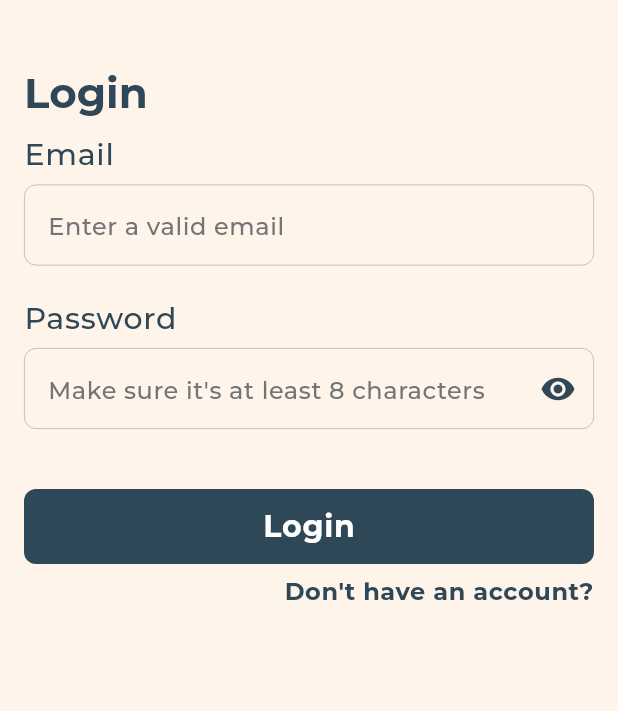
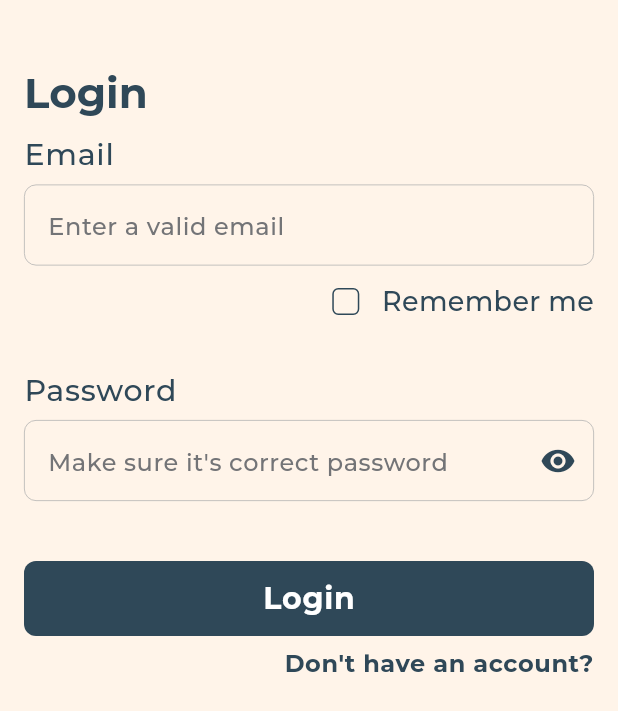
Before and after one commit to AbdullahEmadEldin/tut_app, a Flutter app: the LoginPage screen opened by its route, on a phone screen of 412 x 824 dp. Shown: the top 711 px of the screen. Run offline on Flutter 3.47's test engine with Material 3 defaults, Android fonts, the phone set to English and light mode, and no system bars; our stand-ins replace bloc, dio, flutter_bloc, flutter_svg, image_picker, jwt_decoder and 2 more; accounts and stored records are empty; statements that could not run were skipped; project files that could hold a hidden picture were left out.

Commit message:
Add Stay logged in functionality. Code Refactor.

```diff
--- a/lib/core/app_strings.dart
+++ b/lib/core/app_strings.dart
@@ -27,7 +27,9 @@ class AppStrings {
   static const email = "Email";
   static const emailHint = "Enter a valid email";
   static const password = "Password";
-  static const passwordHint = "Make sure it's at least 8 characters";
+  static const passwordHint = "Make sure it's correct password";
+  static const String stayLoggedIn = 'Remember me';
+
   static const confirmPassword = "Confirm Password";
   static const confirmPasswordHint = "Make sure it's the same as the password";
   static const passwordNotMatch = "Password does't match";
--- a/lib/core/constants.dart
+++ b/lib/core/constants.dart
@@ -2,7 +2,6 @@ class AppConstants {
   static SharedPrefKeys sharedPrefKeys = SharedPrefKeys();
   static const int splashTimer = 2;
   static const int onBoardingAnimationTimerInMilli = 1000;
-
   static const Duration transitionDurationInSec = Duration(seconds: 1);
 }
 
--- a/lib/core/theme/theme_manager.dart
+++ b/lib/core/theme/theme_manager.dart
@@ -28,8 +28,8 @@ class AppThemes {
     // elevated button them
     elevatedButtonTheme: ElevatedButtonThemeData(
       style: ElevatedButton.styleFrom(
-          textStyle: getRegularStyle(
-              color: AppColors.white, fontSize: AppFontSize.s17),
+        textStyle:
+            getRegularStyle(color: AppColors.white, fontSize: AppFontSize.s17),
         backgroundColor: AppColors.primary,
         shape: RoundedRectangleBorder(
           borderRadius: BorderRadius.circular(AppSize.s12),
@@ -83,7 +83,22 @@ class AppThemes {
     progressIndicatorTheme:
         ProgressIndicatorThemeData(color: AppColors.primary),
     bottomNavigationBarTheme:
-          BottomNavigationBarThemeData(backgroundColor: AppColors.secondary));
+        BottomNavigationBarThemeData(backgroundColor: AppColors.secondary),
+    checkboxTheme: CheckboxThemeData(
+      fillColor: WidgetStateProperty.resolveWith((states) {
+        if (states.contains(WidgetState.selected)) {
+          return AppColors.primary;
+        } else {
+          return Colors.transparent;
+        }
+      }),
+      checkColor: WidgetStatePropertyAll(AppColors.white),
+      side: BorderSide(color: AppColors.primary),
+      shape: RoundedRectangleBorder(
+        borderRadius: BorderRadius.circular(AppSize.s4),
+      ),
+    ),
+  );
 
   static ThemeData darkAppTheme = ThemeData(
     brightness: Brightness.dark,
--- a/lib/modules/auth/view/pages/login_page.dart
+++ b/lib/modules/auth/view/pages/login_page.dart
@@ -2,15 +2,19 @@ import 'package:flutter/material.dart';
 import 'package:flutter/widgets.dart';
 import 'package:flutter_bloc/flutter_bloc.dart';
 import 'package:rive/rive.dart' as rive;
+import 'package:tut_app/core/constants.dart';
 import 'package:tut_app/modules/auth/view/pages/register_page.dart';
 import 'package:tut_app/modules/auth/view/widgets/auth_title.dart';
+import 'package:tut_app/modules/auth/view/widgets/dont_have_account_button.dart';
 import 'package:tut_app/modules/auth/view/widgets/input_field.dart';
 import 'package:tut_app/modules/auth/view/widgets/register_button.dart';
+import 'package:tut_app/modules/auth/view/widgets/stay_logged_checkbox.dart';
 import 'package:tut_app/modules/auth/view_model/login_cubit/login_cubit.dart';
 import 'package:tut_app/modules/home/view/page/home_page.dart';
 import 'package:tut_app/core/app_strings.dart';
 import 'package:tut_app/core/theme/colors_manager.dart';
 import 'package:tut_app/core/values_manager.dart';
+import 'package:tut_app/services/cache/cache_helper.dart';
 import 'package:tut_app/view/widgets/toast_message.dart';
 
 class LoginPage extends StatefulWidget {
@@ -114,6 +118,7 @@ class _LoginPageState extends State<LoginPage> {
                             }
                           },
                         ),
+                        const StayLoggedCheckBox(),
                         const SizedBox(height: AppSize.s20),
                         InputFieldWidget(
                           controller: loginCubit.passwordController,
@@ -134,6 +139,7 @@ class _LoginPageState extends State<LoginPage> {
                           },
                         ),
                         const SizedBox(height: AppSize.s40),
+
                         //! login button
                         RegisterButton(
                           text: AppStrings.login,
@@ -143,21 +149,7 @@ class _LoginPageState extends State<LoginPage> {
                           },
                           loading: buttonLoading,
                         ),
-                        InkWell(
-                          onTap: () => Navigator.of(context)
-                              .pushReplacementNamed(RegisterPage.routeName),
-                          child: Padding(
-                            padding: const EdgeInsets.symmetric(vertical: 8),
-                            child: Text(
-                              AppStrings.dontHaveAnAccount,
-                              style: Theme.of(context)
-                                  .textTheme
-                                  .bodySmall!
-                                  .copyWith(fontWeight: FontWeight.bold),
-                              textAlign: TextAlign.end,
-                            ),
-                          ),
-                        ),
+                        const DontHaveAccountButton()
                       ],
                     ),
                   ))
--- /dev/null
+++ b/lib/modules/auth/view/widgets/dont_have_account_button.dart
@@ -0,0 +1,28 @@
+import 'package:flutter/material.dart';
+import 'package:tut_app/core/app_strings.dart';
+import 'package:tut_app/modules/auth/view/pages/register_page.dart';
+
+class DontHaveAccountButton extends StatelessWidget {
+  const DontHaveAccountButton({
+    super.key,
+  });
+
+  @override
+  Widget build(BuildContext context) {
+    return InkWell(
+      onTap: () =>
+          Navigator.of(context).pushReplacementNamed(RegisterPage.routeName),
+      child: Padding(
+        padding: const EdgeInsets.symmetric(vertical: 8),
+        child: Text(
+          AppStrings.dontHaveAnAccount,
+          style: Theme.of(context)
+              .textTheme
+              .bodySmall!
+              .copyWith(fontWeight: FontWeight.bold),
+          textAlign: TextAlign.end,
+        ),
+      ),
+    );
+  }
+}
--- /dev/null
+++ b/lib/modules/auth/view/widgets/stay_logged_checkbox.dart
@@ -0,0 +1,52 @@
+import 'package:flutter/material.dart';
+import 'package:tut_app/core/app_strings.dart';
+import 'package:tut_app/core/constants.dart';
+import 'package:tut_app/services/cache/cache_helper.dart';
+
+class StayLoggedCheckBox extends StatefulWidget {
+  const StayLoggedCheckBox({
+    super.key,
+  });
+
+  @override
+  State<StayLoggedCheckBox> createState() => _StayLoggedCheckBoxState();
+}
+
+class _StayLoggedCheckBoxState extends State<StayLoggedCheckBox> {
+  bool stayLoggedIn = false;
+  @override
+  void initState() {
+    super.initState();
+  }
+
+  @override
+  Widget build(BuildContext context) {
+    return Row(
+      mainAxisAlignment: MainAxisAlignment.end,
+      children: [
+        Checkbox(
+            splashRadius: 5,
+            value: stayLoggedIn,
+            onChanged: (val) {
+              // handling both storage value and state value
+              if (stayLoggedIn) {
+                CacheHelper.saveData(
+                    key: AppConstants.sharedPrefKeys.stayLoggedIn,
+                    value: false);
+                stayLoggedIn = false;
+              } else {
+                CacheHelper.saveData(
+                    key: AppConstants.sharedPrefKeys.stayLoggedIn, value: true);
+                stayLoggedIn = true;
+              }
+
+              setState(() {});
+            }),
+        Text(
+          AppStrings.stayLoggedIn,
+          style: Theme.of(context).textTheme.bodyMedium,
+        ),
+      ],
+    );
+  }
+}
```
Also changed, not shown: lib/modules/onBoarding/view/pages/on_boarding.dart (+13 -0 lines), lib/view/pages/splash_screen.dart (+10 -1 lines). Lines whose indentation alone changed are shown as unchanged.
